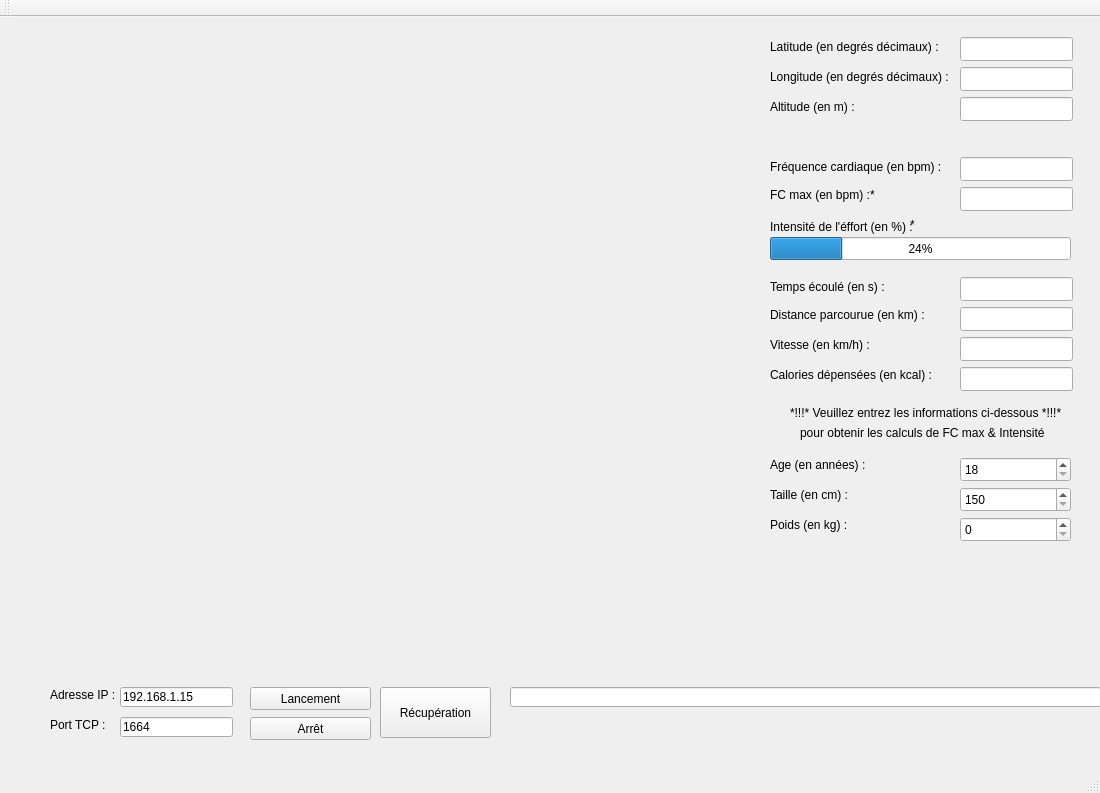
Above: mainwindow.ui from Shadwinn/telemetrie-marathon before the change. Below: the same form after it.
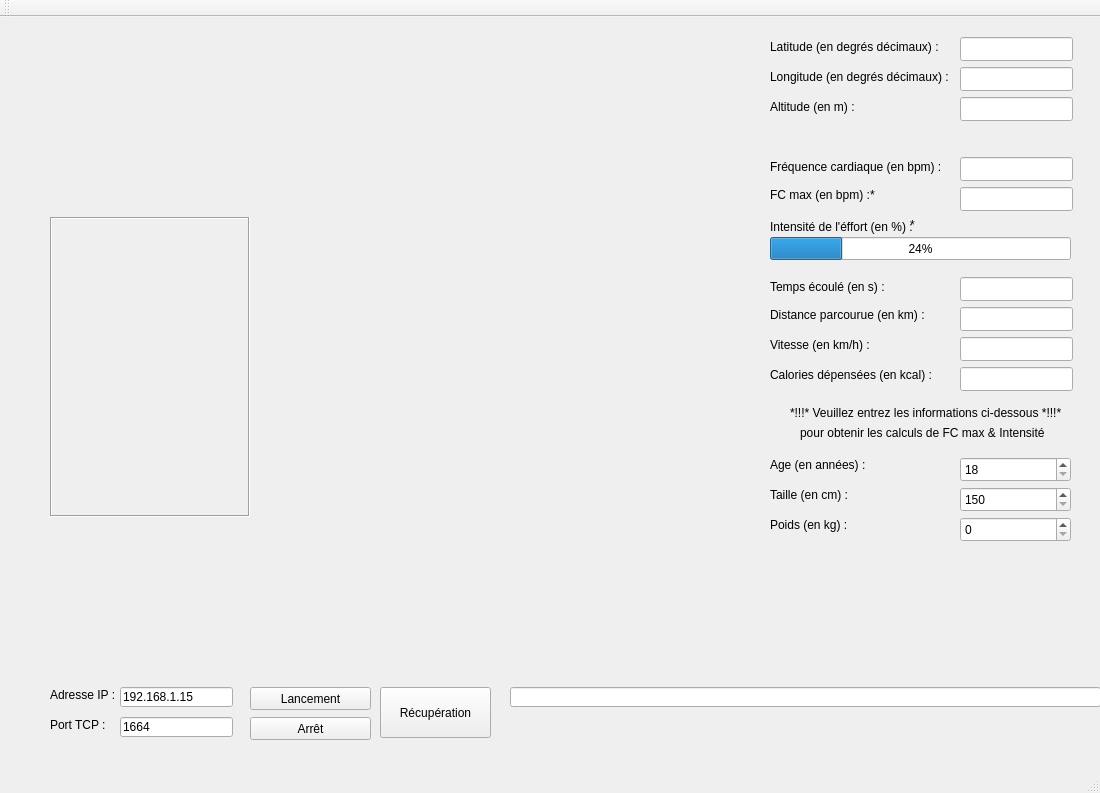
That is the form after the change.

Commit message: Ajout d'une béta de courbe de fréquence + réajustement des chemins vers les cartes

```diff
--- a/mainwindow.ui
+++ b/mainwindow.ui
@@ -515,6 +515,28 @@
      <number>270</number>
     </property>
    </widget>
+   <widget class="QLabel" name="label_courbe_cardiaque">
+    <property name="geometry">
+     <rect>
+      <x>50</x>
+      <y>200</y>
+      <width>200</width>
+      <height>300</height>
+     </rect>
+    </property>
+    <property name="frameShape">
+     <enum>QFrame::Box</enum>
+    </property>
+    <property name="frameShadow">
+     <enum>QFrame::Sunken</enum>
+    </property>
+    <property name="text">
+     <string/>
+    </property>
+    <property name="margin">
+     <number>0</number>
+    </property>
+   </widget>
   </widget>
   <widget class="QMenuBar" name="menuBar">
    <property name="geometry">
```
The commit also changes 5 other files.
